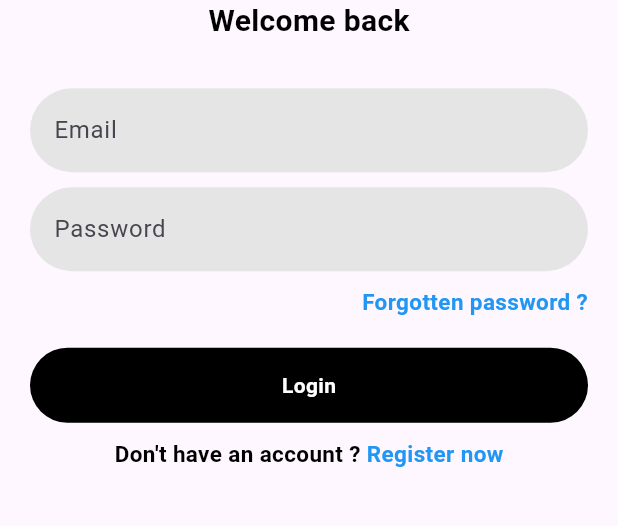
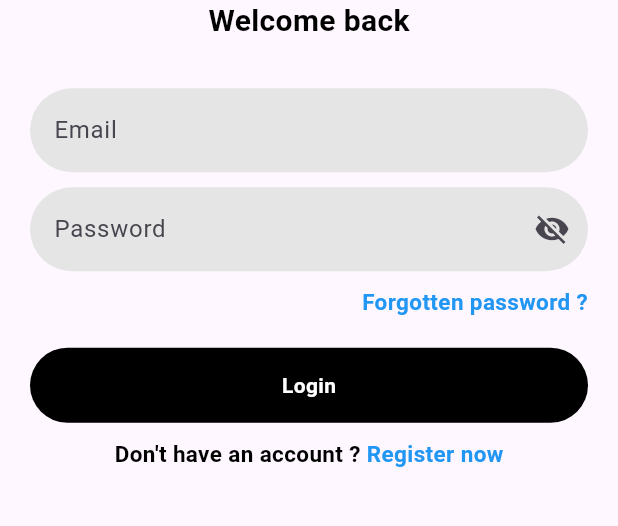
Before and after one commit to AbdulmuizBashir/my-hostel-app, a Flutter app: the screen it shows after launch, on a phone screen of 412 x 824 dp, the part 421-947 px from its top. Run offline on Flutter 3.47's test engine with Material 3 defaults, Android fonts, the phone set to English and light mode, and no system bars; our stand-ins replace cloud_firestore, firebase_auth, firebase_core, logger, shared_preferences; accounts and stored records are empty.

Commit message:
Update Login_page.dart

```diff
--- a/lib/pages/Login_page.dart
+++ b/lib/pages/Login_page.dart
@@ -16,6 +16,8 @@ class _LoginPageState extends State<LoginPage> {
   final _auth = AuthService();
   final TextEditingController _emailController = TextEditingController();
   final TextEditingController _passwordController = TextEditingController();
+
+  bool _isPasswordObscured = true;
 
 // login method
   void login() async {
@@ -88,11 +90,34 @@ class _LoginPageState extends State<LoginPage> {
                   const SizedBox(
                     height: 10,
                   ),
-                  CustomTextfield(
+                  TextField(
                     controller: _passwordController,
-                    hintText: "Password",
+                    decoration: InputDecoration(
+                      hintText: "Password",
+                      filled: true,
+                      fillColor: const Color(0xffE5E5E5),
+                      enabledBorder: OutlineInputBorder(
+                        borderRadius: BorderRadius.circular(50),
+                        borderSide: BorderSide.none,
+                      ),
+                      focusedBorder: OutlineInputBorder(
+                        borderRadius: BorderRadius.circular(50),
+                        borderSide: const BorderSide(color: Colors.black),
+                      ),
+                      suffixIcon: IconButton(
+                        icon: Icon(
+                          _isPasswordObscured
+                              ? Icons.visibility_off
+                              : Icons.visibility,
+                        ),
+                        onPressed: () {
+                          setState(() {
+                            _isPasswordObscured = !_isPasswordObscured;
+                          });
+                        },
+                      ),
+                    ),
                   ),
-
                   //forgotten password
                   const SizedBox(height: 10),
                   const Align(
```
